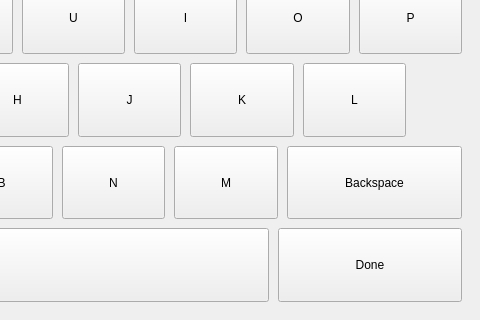
The window that ui/virtual_keyboard.ui (Erepb-89/robo_azrp) describes before a commit, drawn with Qt 5; both pictures show x 670 to 1150 and y 120 to 440 of the 1150 by 440 pixel window.
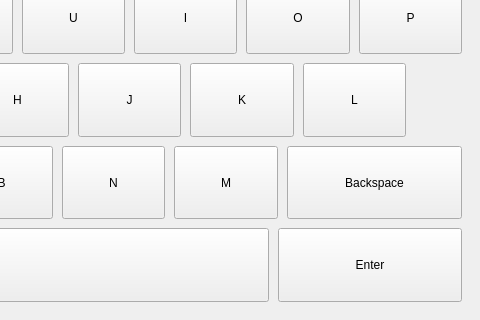
The same window after the commit.

The edit to the form file:
```diff
--- a/ui/virtual_keyboard.ui
+++ b/ui/virtual_keyboard.ui
@@ -1028,7 +1028,7 @@
            <bool>false</bool>
           </property>
           <property name="text">
-           <string notr="true">Done</string>
+           <string notr="true">Enter</string>
           </property>
           <property name="keyboardKey" stdset="0">
            <string notr="true">done</string>
```
